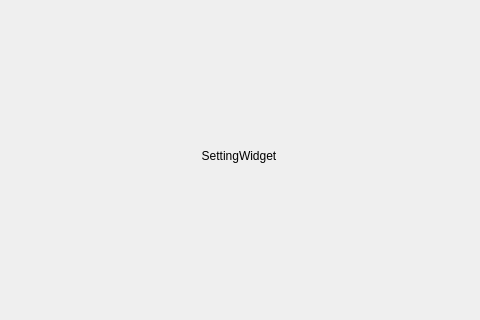
Above: setting_widget.ui from swifteen/test_widget_switch before the change; both pictures show x 161 to 641 and y 144 to 464 of the 800 by 600 pixel window. Below: the same form after it.
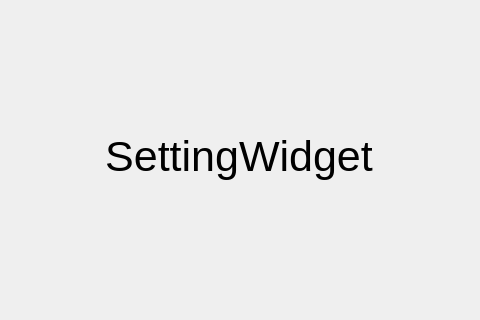
That is the form after the change.

What changed in the file:
```diff
--- a/setting_widget.ui
+++ b/setting_widget.ui
@@ -10,6 +10,11 @@
     <height>600</height>
    </rect>
   </property>
+  <property name="font">
+   <font>
+    <pointsize>32</pointsize>
+   </font>
+  </property>
   <property name="windowTitle">
    <string>Widget</string>
   </property>
```
